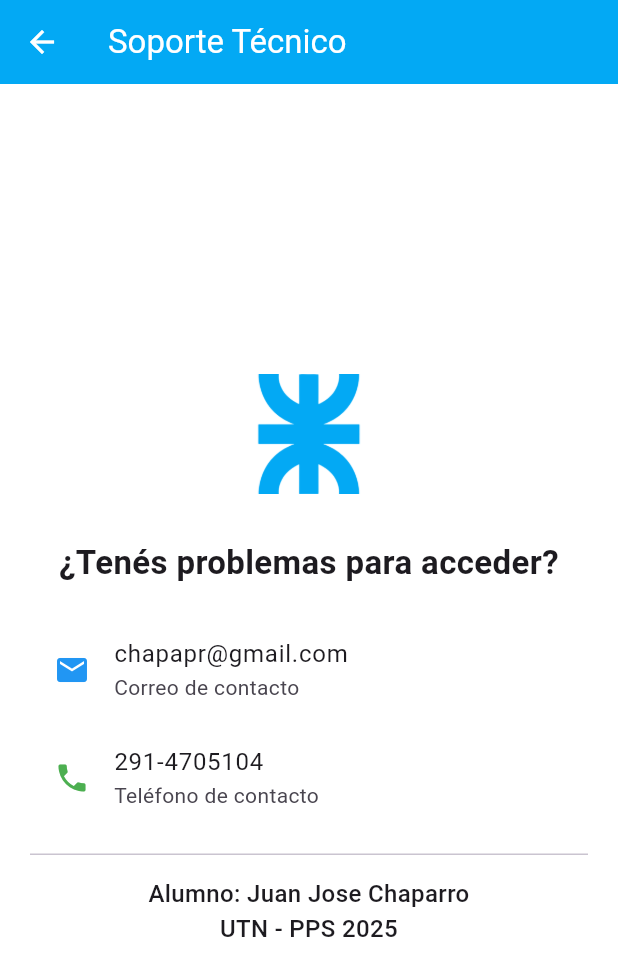
After one commit to ChapaStone1/TUP_PPS_APP, a Flutter app: the SoporteTecnicoPage screen opened by its route, on a phone screen of 412 x 824 dp. The commit adds this screen. Shown: the top 976 px of the screen. Run offline on Flutter 3.47's test engine with Material 3 defaults, Android fonts, the phone set to English and light mode, and no system bars; our stand-ins replace pdf, printing, shared_preferences; accounts and stored records are empty; network calls fail; Roboto replaces fonts that are missing (CoolveticaRG).

Commit message:
Add support and fix little bugs

```diff
--- a/lib/MainRouter.dart
+++ b/lib/MainRouter.dart
@@ -1,6 +1,7 @@
 import 'package:flutter/material.dart';
 import 'package:flutter_application_1/pages/HomeMedico.dart';
 import 'package:flutter_application_1/pages/HomePaciente.dart';
+import 'package:flutter_application_1/pages/SoporteTecnicoPage.dart';
 import 'package:flutter_application_1/pages/medicos/EliminarPacientePage.dart';
 import 'package:flutter_application_1/pages/medicos/MedicoListPage.dart';
 import 'package:flutter_application_1/pages/medicos/ProfileMedicoPage.dart';
@@ -124,6 +125,15 @@ class MainRouter {
         show: false,
       ),
       Route(
+        id: "soporte",
+        path: '/soporte',
+        widget: const SoporteTecnicoPage(),
+        icon: const Icon(Icons.support_agent), // Mismo ícono para consistencia
+        title: "Soporte Técnico",
+        subtitle: "Ayuda con el acceso y asistencia técnica",
+        show: true,
+      ),
+      Route(
         id: "login",
         path: '/login',
         widget: const LoginPage(title: 'Iniciar sesión'),
@@ -160,6 +170,15 @@ class MainRouter {
         icon: const Icon(Icons.group), // Lista de pacientes
         title: "Médicos en Consultorio UTN",
         subtitle: "Ver especialistas disponibles.",
+        show: true,
+      ),
+      Route(
+        id: "soporte",
+        path: '/soporte',
+        widget: const SoporteTecnicoPage(),
+        icon: const Icon(Icons.support_agent), // Mismo ícono para consistencia
+        title: "Soporte Técnico",
+        subtitle: "Ayuda con el acceso y asistencia técnica",
         show: true,
       ),
       Route(
--- a/lib/pages/HomeMedico.dart
+++ b/lib/pages/HomeMedico.dart
@@ -35,7 +35,7 @@ class HomeMedico extends StatelessWidget {
                     crossAxisAlignment: CrossAxisAlignment.center,
                     children: [
                       SizedBox(
-                        height: 200,
+                        height: 140,
                         child: Column(
                           mainAxisAlignment: MainAxisAlignment.center,
                           children: [
@@ -44,7 +44,7 @@ class HomeMedico extends StatelessWidget {
                                   ColorFilter.mode(primary, BlendMode.srcIn),
                               child: Image.asset(
                                 'lib/assets/images/UTN.png',
-                                height: 140,
+                                height: 80,
                                 fit: BoxFit.contain,
                               ),
                             ),
--- a/lib/pages/HomePaciente.dart
+++ b/lib/pages/HomePaciente.dart
@@ -35,7 +35,7 @@ class HomePaciente extends StatelessWidget {
                     crossAxisAlignment: CrossAxisAlignment.center,
                     children: [
                       SizedBox(
-                        height: 200,
+                        height: 140,
                         child: Column(
                           mainAxisAlignment: MainAxisAlignment.center,
                           children: [
@@ -44,7 +44,7 @@ class HomePaciente extends StatelessWidget {
                                   ColorFilter.mode(primary, BlendMode.srcIn),
                               child: Image.asset(
                                 'lib/assets/images/UTN.png',
-                                height: 140,
+                                height: 80,
                                 fit: BoxFit.contain,
                               ),
                             ),
--- /dev/null
+++ b/lib/pages/SoporteTecnicoPage.dart
@@ -0,0 +1,54 @@
+import 'package:flutter/material.dart';
+
+class SoporteTecnicoPage extends StatelessWidget {
+  const SoporteTecnicoPage({super.key});
+
+  @override
+  Widget build(BuildContext context) {
+    final primaryColor = Theme.of(context).primaryColor;
+
+    return Scaffold(
+      appBar: AppBar(
+        title: const Text('Soporte Técnico'),
+      ),
+      body: Padding(
+        padding: const EdgeInsets.all(20),
+        child: Column(
+          mainAxisAlignment: MainAxisAlignment.center,
+          children: [
+            Image.asset(
+              'lib/assets/images/UTN.png',
+              height: 80,
+              fit: BoxFit.contain,
+              color: primaryColor,
+              colorBlendMode: BlendMode.srcIn,
+            ),
+            const SizedBox(height: 30),
+            const Text(
+              '¿Tenés problemas para acceder?',
+              style: TextStyle(fontSize: 22, fontWeight: FontWeight.bold),
+              textAlign: TextAlign.center,
+            ),
+            const SizedBox(height: 20),
+            const ListTile(
+              leading: Icon(Icons.email, color: Colors.blue),
+              title: Text('chapapr@gmail.com'),
+              subtitle: Text('Correo de contacto'),
+            ),
+            const ListTile(
+              leading: Icon(Icons.phone, color: Colors.green),
+              title: Text('291-4705104'),
+              subtitle: Text('Teléfono de contacto'),
+            ),
+            const Divider(height: 30),
+            const Text(
+              'Alumno: Juan Jose Chaparro\nUTN - PPS 2025',
+              textAlign: TextAlign.center,
+              style: TextStyle(fontSize: 16, fontWeight: FontWeight.w500),
+            ),
+          ],
+        ),
+      ),
+    );
+  }
+}
--- a/lib/themes/default_theme.dart
+++ b/lib/themes/default_theme.dart
@@ -24,7 +24,6 @@ class DefaultTheme {
     ),
     textButtonTheme: TextButtonThemeData(
       style: TextButton.styleFrom(
-        backgroundColor: const Color.fromARGB(255, 194, 194, 194),
         foregroundColor: Colors.black,
       ),
     ),
--- a/lib/widgets/medicos/MedicoItem.dart
+++ b/lib/widgets/medicos/MedicoItem.dart
@@ -13,9 +13,7 @@ class MedicoItem extends StatelessWidget {
     return CustomCardMedico(
       title: '${medico.apellido}, ${medico.nombre}',
       subtitle: '''
-DNI: ${medico.dni}
 Sexo: ${medico.sexo}
-Fecha de Nac.: ${medico.fechaNac}
 Teléfono: ${medico.telefono}
 Email: ${medico.email}
 Matrícula: ${medico.matricula}
```
Also changed, not shown: lib/pages/auth/login.dart (+56 -3 lines), lib/widgets/custom/CustomCardMedico.dart (+4 -4 lines).
